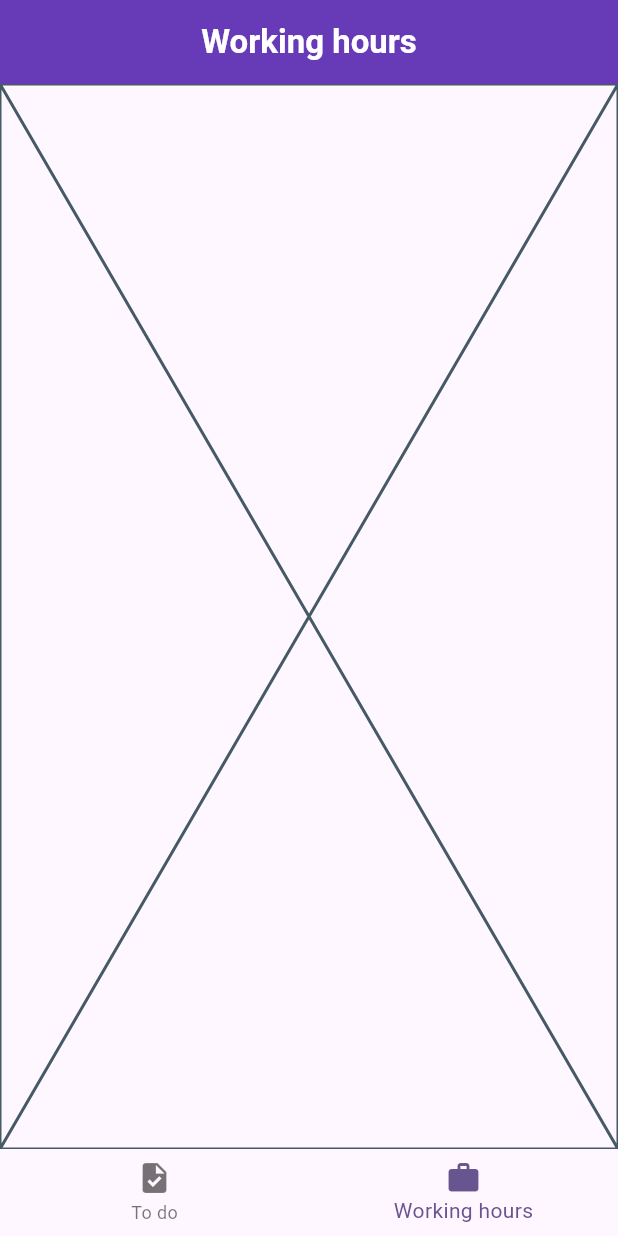
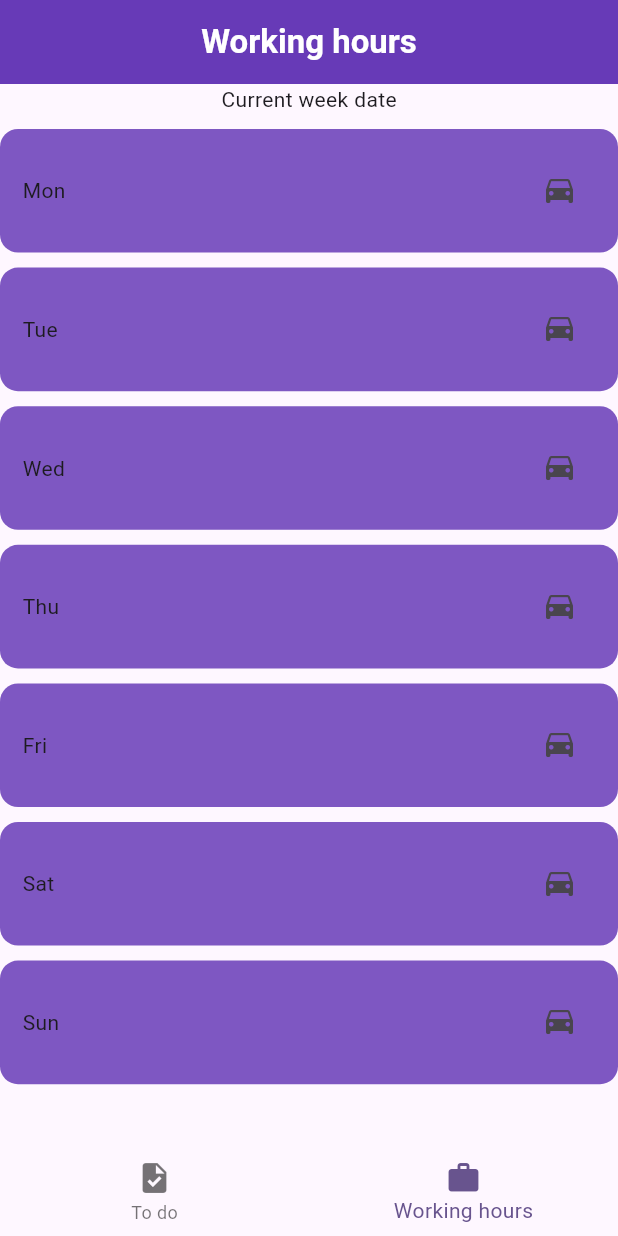
Before and after one commit to browsfer/ToDoApp, a Flutter app: the screen it shows after launch, item 2 of the bottom bar chosen, on a phone screen of 412 x 824 dp. Run offline on Flutter 3.47's test engine with Material 2 defaults, Android fonts, the phone set to English and light mode, and no system bars; our stand-ins replace flutter_slidable, hive_flutter; missing offline and left inert: time_range_picker; accounts and stored records are empty.

Commit message:
Added time range picker

```diff
--- /dev/null
+++ b/lib/components/hours_tile.dart
@@ -0,0 +1,73 @@
+import 'package:flutter/material.dart';
+import 'package:time_range_picker/time_range_picker.dart';
+
+class HoursTile extends StatelessWidget {
+  final String weekDay;
+  const HoursTile({super.key, required this.weekDay});
+
+  @override
+  Widget build(BuildContext context) {
+    return Container(
+      decoration: BoxDecoration(
+        borderRadius: BorderRadius.circular(12),
+        color: Colors.deepPurple[400],
+      ),
+      margin: const EdgeInsets.only(top: 10),
+      padding: const EdgeInsets.all(15),
+      height: MediaQuery.sizeOf(context).height * 0.1,
+      width: MediaQuery.sizeOf(context).width * 1,
+      child: Row(
+        mainAxisAlignment: MainAxisAlignment.spaceBetween,
+        children: [
+          Text(weekDay),
+
+          //Time Range picker
+          IconButton(
+            icon: const Icon(Icons.time_to_leave),
+            onPressed: () async {
+              var result = await showTimeRangePicker(
+                context: context,
+                start: TimeOfDay(hour: 6, minute: 0),
+                strokeWidth: 12,
+                handlerRadius: 14,
+                backgroundWidget: Image.asset(
+                  'assets/time_image.png',
+                  width: 200,
+                  height: 200,
+                ),
+                labels: [
+                  ClockLabel.fromTime(
+                      time: const TimeOfDay(hour: 6, minute: 0),
+                      text: "Get up"),
+                  ClockLabel.fromTime(
+                      time: const TimeOfDay(hour: 9, minute: 0),
+                      text: "Coffee time"),
+                  ClockLabel.fromTime(
+                      time: const TimeOfDay(hour: 15, minute: 0),
+                      text: "Afternoon"),
+                  ClockLabel.fromTime(
+                      time: const TimeOfDay(hour: 18, minute: 0),
+                      text: "Time for a beer"),
+                  ClockLabel.fromTime(
+                      time: const TimeOfDay(hour: 22, minute: 0),
+                      text: "Go to Sleep"),
+                  ClockLabel.fromTime(
+                      time: const TimeOfDay(hour: 2, minute: 0),
+                      text: "Go for a pee"),
+                  ClockLabel.fromTime(
+                      time: const TimeOfDay(hour: 12, minute: 0),
+                      text: "Lunchtime!")
+                ],
+                ticksColor: Colors.white,
+                labelOffset: 40,
+                padding: 55,
+                labelStyle: const TextStyle(fontSize: 18, color: Colors.black),
+              );
+              print(result);
+            },
+          ),
+        ],
+      ),
+    );
+  }
+}
--- a/lib/pages/time_sheets_page.dart
+++ b/lib/pages/time_sheets_page.dart
@@ -1,10 +1,29 @@
 import 'package:flutter/material.dart';
+import 'package:todo_app/components/hours_tile.dart';
 
 class TimeSheetsPage extends StatelessWidget {
   const TimeSheetsPage({super.key});
 
   @override
   Widget build(BuildContext context) {
-    return const Placeholder();
+    return const Row(
+      children: [
+        Column(
+          //Days + time chooser
+          children: [
+            Center(
+              child: Text('Current week date'),
+            ),
+            HoursTile(weekDay: 'Mon'),
+            HoursTile(weekDay: 'Tue'),
+            HoursTile(weekDay: 'Wed'),
+            HoursTile(weekDay: 'Thu'),
+            HoursTile(weekDay: 'Fri'),
+            HoursTile(weekDay: 'Sat'),
+            HoursTile(weekDay: 'Sun'),
+          ],
+        ),
+      ],
+    );
   }
 }
```
Also changed, not shown: pubspec.yaml (+4 -3 lines), assets/time_image.png (added), pubspec.lock.
